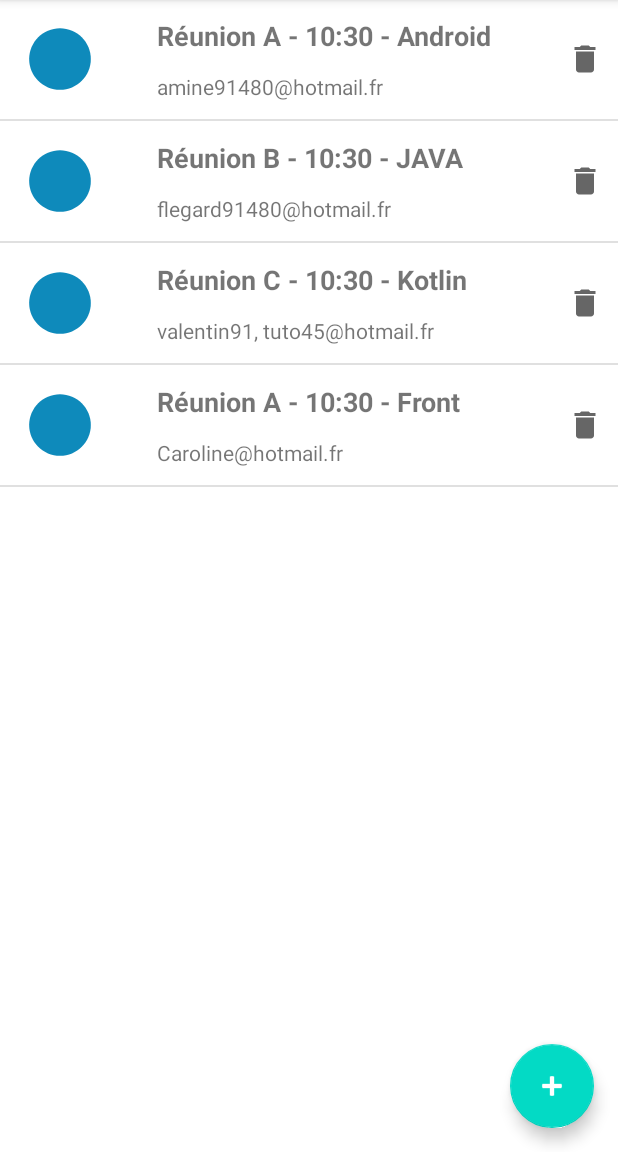
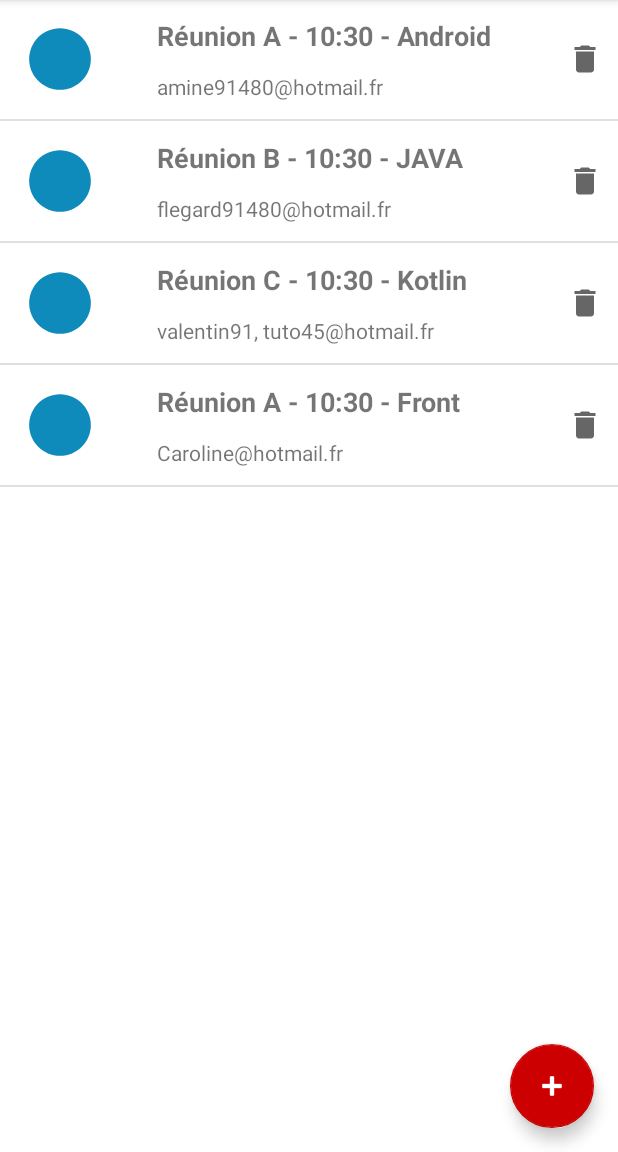
Before and after one commit to amine91480/OC_MaReu, an Android app: the screen it shows after launch (MainActivity), on a phone screen of 412 x 824 dp, the part 84-1236 px from its top. Run offline under Robolectric (Android 15) with nearby library versions, the phone set to English and light mode, and no system bars.

Commit message:
Add color Red to the FAB

```diff
--- a/app/src/main/res/layout/activity_main.xml
+++ b/app/src/main/res/layout/activity_main.xml
@@ -39,6 +39,8 @@
         android:layout_height="wrap_content"
         android:layout_gravity="bottom|end"
         android:layout_margin="@dimen/fab_margin"
-        app:srcCompat="@android:drawable/ic_input_add" />
+        app:backgroundTint="@color/red"
+        app:srcCompat="@android:drawable/ic_input_add"
+       />
 
 </androidx.coordinatorlayout.widget.CoordinatorLayout>
```
